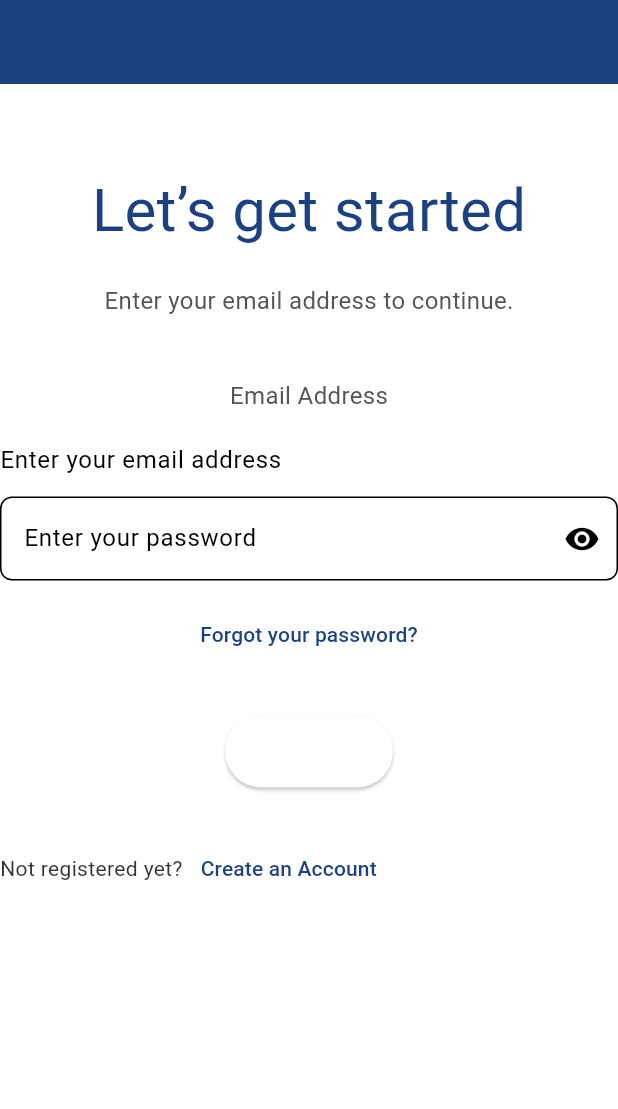
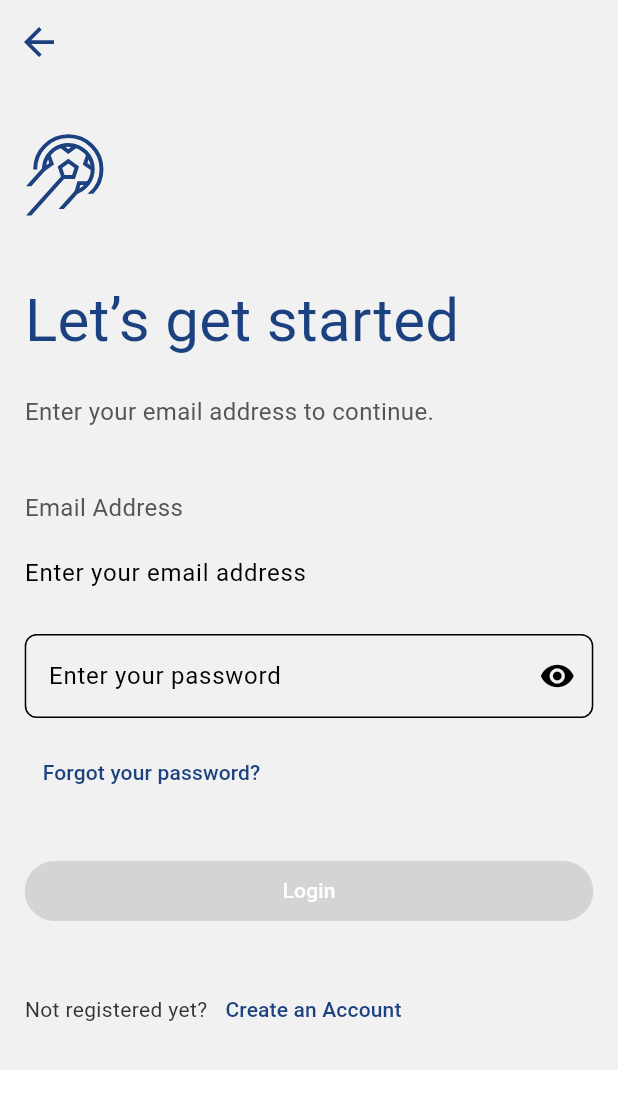
Before and after one commit to EngMahmoudMagdy/white_label_club_app, a Flutter app: the LoginPage screen opened directly, on a phone screen of 412 x 824 dp. Shown: the top 1109 px of the screen. Run offline on Flutter 3.47's test engine with Material 3 defaults, Android fonts, the phone set to English and light mode, and no system bars; our stand-ins replace dio, easy_localization, equatable, flutter_bloc, flutter_svg, get_it and 3 more; accounts and stored records are empty.

Commit message:
Login page enhanced

```diff
--- a/assets/lang/en.json
+++ b/assets/lang/en.json
@@ -2,5 +2,13 @@
   "App Name" : "AL Ahly Club",
   "onboarding_title": "Welcome Back",
   "onboarding_text": "All football teams and fans are ready \n to participate in the most thrilling \n sports event of the year, which will \n be hosted in Qatar this year.",
-  "get_started" : "Get Started"
+  "get_started" : "Get Started",
+  "lets_get_started": "Let’s get started",
+  "email_address_header": "Enter your email address to continue.",
+  "email_label": "Email Address",
+  "email_hint": "Enter your email address",
+  "email_error": "Please enter an Email",
+  "password_label": "Enter your password",
+  "password_hint" : "Enter your password",
+  "password_error": "Please enter Password"
 }
--- a/lib/core/util/color_resources.dart
+++ b/lib/core/util/color_resources.dart
@@ -9,4 +9,5 @@ class ColorResources {
   static const Color TEXT_PRIMARY_COLOR = Color(0xffffffff);
   static const Color TEXT_SECONDARY_COLOR = Color(0xff555555);
   static const Color TEXT_SECONDARY_DARK_COLOR = Color(0xff333333);
+  static const Color BACKGROUND_LIGHT = Color(0xffF1F1F1);
 }
--- a/lib/core/util/images_paths.dart
+++ b/lib/core/util/images_paths.dart
@@ -2,5 +2,7 @@
 class ImagesPaths {
   static const String LOGO_PATH = 'assets/images/logo.svg';
   static const String ONBOARDING_IMAGE = 'assets/images/onboarding_image.png';
+  static const String BACK_BLUE_IMAGE = 'assets/images/back_arrow_blue.svg';
+  static const String LOGO_BLUE_IMAGE = 'assets/images/logo_blue.svg';
 
 }
--- a/lib/core/util/routes.dart
+++ b/lib/core/util/routes.dart
@@ -1,5 +1,6 @@
 import 'package:clean_architecture/features/Intro/presentation/pages/onboarding_page.dart';
 import 'package:clean_architecture/features/Intro/presentation/pages/splash_page.dart';
+import 'package:clean_architecture/features/auth/presentation/pages/login_page.dart';
 import 'package:flutter/material.dart';
 import 'package:go_router/go_router.dart';
 
@@ -20,5 +21,11 @@ final GoRouter goRouter = GoRouter(
         ),
       ],
     ),
+    GoRoute(
+      path: '/login_page',
+      builder: (BuildContext context, GoRouterState state) {
+        return const LoginPage();
+      },
+    ),
   ],
 );
--- a/lib/features/Intro/presentation/widgets/onboarding_page/bottom_widget.dart
+++ b/lib/features/Intro/presentation/widgets/onboarding_page/bottom_widget.dart
@@ -41,7 +41,7 @@ class BottomWidget extends StatelessWidget {
             ),
             GestureDetector(
                 onTap: () {
-                  context.go('auth/presentation/pages/login_page');
+                  context.go('/login_page');
                 },
                 child: Container(
                     padding: EdgeInsets.symmetric(
--- a/lib/features/auth/presentation/pages/login_page.dart
+++ b/lib/features/auth/presentation/pages/login_page.dart
@@ -1,6 +1,12 @@
 import 'package:clean_architecture/core/util/color_resources.dart';
+import 'package:clean_architecture/core/util/images_paths.dart';
+import 'package:clean_architecture/core/util/size_config.dart';
 import 'package:clean_architecture/features/auth/presentation/widgets/auth_text_field.dart';
+import 'package:easy_localization/easy_localization.dart';
+import 'package:flutter/cupertino.dart';
 import 'package:flutter/material.dart';
+import 'package:flutter_svg/svg.dart';
+import 'package:go_router/go_router.dart';
 
 class LoginPage extends StatefulWidget {
   const LoginPage({super.key});
@@ -19,61 +25,70 @@ class _LoginPageState extends State<LoginPage> {
   bool _passwordVisible = false;
 
   bool isLoading = false;
+  bool isValid = false;
 
   @override
   Widget build(BuildContext context) {
     return Scaffold(
       appBar: AppBar(
+        backgroundColor: ColorResources.BACKGROUND_LIGHT,
         leading: IconButton(
-          icon: Image.asset('assets/images/back_arrow_blue.svg'),
+          icon: SvgPicture.asset(ImagesPaths.BACK_BLUE_IMAGE),
           onPressed: () {
-            Navigator.of(context).pop();
+            context.pop();
           },
         ),
       ),
-      body: SingleChildScrollView(
+      body: Container(
+        color: ColorResources.BACKGROUND_LIGHT,
+        padding: EdgeInsets.all(getProportionateScreenHeight(16)),
+        child: SingleChildScrollView(
           child: Form(
             key: _formKey,
             child: Column(
+              crossAxisAlignment: CrossAxisAlignment.start,
               children: [
-              const SizedBox(
-                height: 16,
+                SizedBox(
+                  height: getProportionateScreenHeight(16),
                 ),
-              Image.asset('assets/images/logo_blue.svg'),
-              const SizedBox(
-                height: 40,
+                SvgPicture.asset(ImagesPaths.LOGO_BLUE_IMAGE),
+                SizedBox(
+                  height: getProportionateScreenHeight(40),
                 ),
-              const Text(
-                'Let’s get started',
-                style: TextStyle(
+                Text(
+                  ('lets_get_started').tr(),
+                  style: const TextStyle(
                     color: ColorResources.PRIMARY_COLOR,
                     fontSize: 40,
                   ),
                 ),
-              const SizedBox(
-                height: 20,
+                SizedBox(
+                  height: getProportionateScreenHeight(20),
                 ),
-              const Text(
-                'Enter your email address to continue.',
-                style: TextStyle(
+                Text(
+                  'email_address_header'.tr(),
+                  style: const TextStyle(
                     color: ColorResources.TEXT_SECONDARY_COLOR,
                     fontSize: 16,
                   ),
                 ),
-              const SizedBox(
-                height: 40,
+                SizedBox(
+                  height: getProportionateScreenHeight(40),
                 ),
                 AuthTextField(
-                label: 'Email Address',
-                hint: 'Enter your email address',
+                  label: 'email_label'.tr(),
+                  hint: 'email_hint'.tr(),
                   fieldController: emailController,
                   onFieldSubmitted: (_) => FocusScope.of(context).nextFocus(),
                   fieldValidator: (value) {
                     if (value == null || value.isEmpty) {
-                    return 'Please enter an Email';
+                      return 'email_error'.tr();
                     }
                     return null;
                   },
+                ),
+                SizedBox(
+                  height: getProportionateScreenHeight(16),
                 ),
                 TextFormField(
                   textInputAction: TextInputAction.done,
@@ -89,23 +104,23 @@ class _LoginPageState extends State<LoginPage> {
                         icon: Icon(_passwordVisible
                             ? Icons.visibility_off
                             : Icons.visibility)),
-                  hintText: 'Enter your password',
+                    hintText: 'password_hint'.tr(),
                   ),
                   controller: passwordController,
                   validator: (value) {
                     if (value == null || value.isEmpty) {
-                    return 'Please enter Password';
+                      return 'password_error'.tr();
                     }
                     return null;
                   },
-                onFieldSubmitted: isLoading
+                  onFieldSubmitted: isLoading || !isValid
                       ? null
                       : (value) {
                           _onLoginClicked();
                         },
                 ),
-              const SizedBox(
-                height: 12,
+                SizedBox(
+                  height: getProportionateScreenHeight(12),
                 ),
                 TextButton(
                   onPressed: _onForgetPasswordClick,
@@ -117,13 +132,17 @@ class _LoginPageState extends State<LoginPage> {
                     ),
                   ),
                 ),
-              const SizedBox(
-                height: 30,
+                SizedBox(
+                  height: getProportionateScreenHeight(30),
                 ),
-              ElevatedButton(
-                onPressed: _onLoginClicked,
-                child: TextButton(
-                  onPressed: _onForgetPasswordClick,
+                SizedBox(
+                  width: double.infinity,
+                  child: ElevatedButton(
+                    style: ElevatedButton.styleFrom(
+                      backgroundColor:
+                          Theme.of(context).primaryColor, // Set primary color
+                    ),
+                    onPressed: isLoading || !isValid ? null : _onLoginClicked,
                     child: const Text(
                       'Login',
                       style: TextStyle(
@@ -133,10 +152,11 @@ class _LoginPageState extends State<LoginPage> {
                     ),
                   ),
                 ),
-              const SizedBox(
-                height: 30,
+                SizedBox(
+                  height: getProportionateScreenHeight(30),
                 ),
                 Row(
+                  crossAxisAlignment: CrossAxisAlignment.center,
                   children: [
                     const Text(
                       'Not registered yet?',
@@ -161,6 +181,7 @@ class _LoginPageState extends State<LoginPage> {
             ),
           ),
         ),
+      ),
     );
   }
 
--- a/lib/features/auth/presentation/widgets/auth_text_field.dart
+++ b/lib/features/auth/presentation/widgets/auth_text_field.dart
@@ -1,4 +1,5 @@
 import 'package:clean_architecture/core/util/color_resources.dart';
+import 'package:clean_architecture/core/util/size_config.dart';
 import 'package:flutter/material.dart';
 
 class AuthTextField extends StatelessWidget {
@@ -20,6 +21,7 @@ class AuthTextField extends StatelessWidget {
   @override
   Widget build(BuildContext context) {
     return Column(
+      crossAxisAlignment: CrossAxisAlignment.start,
       children: [
         Text(
           label,
@@ -28,8 +30,8 @@ class AuthTextField extends StatelessWidget {
             fontSize: 16,
           ),
         ),
-        const SizedBox(
-          height: 8,
+        SizedBox(
+          height: getProportionateScreenHeight(8),
         ),
         Container(
           decoration: const BoxDecoration(
```
Lines whose indentation alone changed are shown as unchanged.
